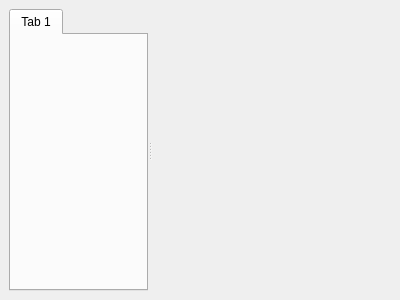
Qt form cad/plugins/NanoVision-1/src/ResultsWindow.ui (kanzure/nanoengineer) before a commit.
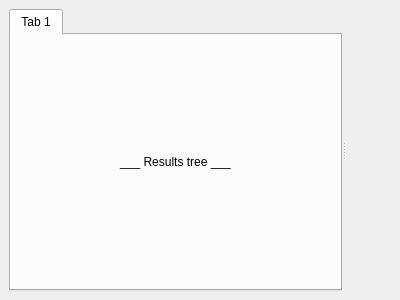
The same form after that commit.

Commit message: First draft of primary layout items.

```diff
--- a/cad/plugins/NanoVision-1/src/ResultsWindow.ui
+++ b/cad/plugins/NanoVision-1/src/ResultsWindow.ui
@@ -27,7 +27,7 @@
      <widget class="QTabWidget" name="tabWidget" >
       <property name="minimumSize" >
        <size>
-        <width>100</width>
+        <width>0</width>
         <height>0</height>
        </size>
       </property>
@@ -38,15 +38,60 @@
        <attribute name="title" >
         <string>Tab 1</string>
        </attribute>
+       <layout class="QVBoxLayout" >
+        <property name="margin" >
+         <number>9</number>
+        </property>
+        <property name="spacing" >
+         <number>6</number>
+        </property>
+        <item>
+         <widget class="QLabel" name="label" >
+          <property name="sizePolicy" >
+           <sizepolicy>
+            <hsizetype>3</hsizetype>
+            <vsizetype>5</vsizetype>
+            <horstretch>0</horstretch>
+            <verstretch>0</verstretch>
+           </sizepolicy>
+          </property>
+          <property name="text" >
+           <string>___ Results tree ___</string>
+          </property>
+          <property name="scaledContents" >
+           <bool>false</bool>
+          </property>
+          <property name="alignment" >
+           <set>Qt::AlignCenter</set>
+          </property>
+         </widget>
+        </item>
+       </layout>
       </widget>
      </widget>
      <widget class="QWidget" native="1" name="widget" >
+      <property name="sizePolicy" >
+       <sizepolicy>
+        <hsizetype>3</hsizetype>
+        <vsizetype>5</vsizetype>
+        <horstretch>0</horstretch>
+        <verstretch>0</verstretch>
+       </sizepolicy>
+      </property>
       <property name="minimumSize" >
        <size>
-        <width>100</width>
+        <width>0</width>
         <height>0</height>
        </size>
       </property>
+      <layout class="QVBoxLayout" >
+       <property name="margin" >
+        <number>9</number>
+       </property>
+       <property name="spacing" >
+        <number>6</number>
+       </property>
+      </layout>
      </widget>
     </widget>
    </item>
```
The commit also changes 9 other files.
